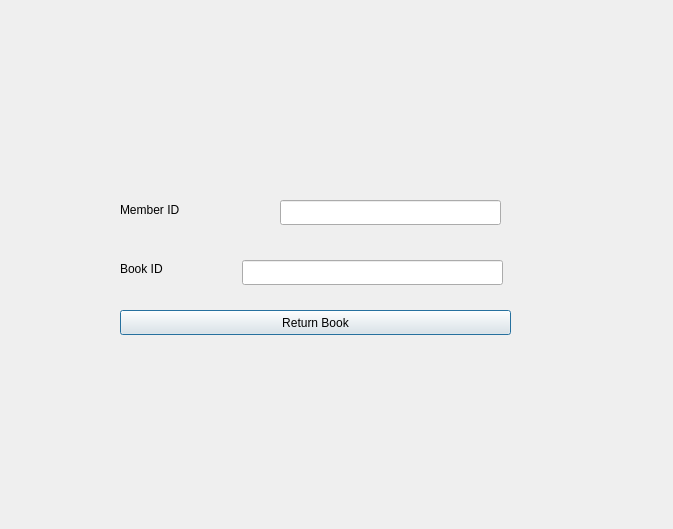
This is Login/window_returnbook.ui in Nilsae/LibraryManagementSystem as Qt 5 draws it before an edit. The edited form follows.
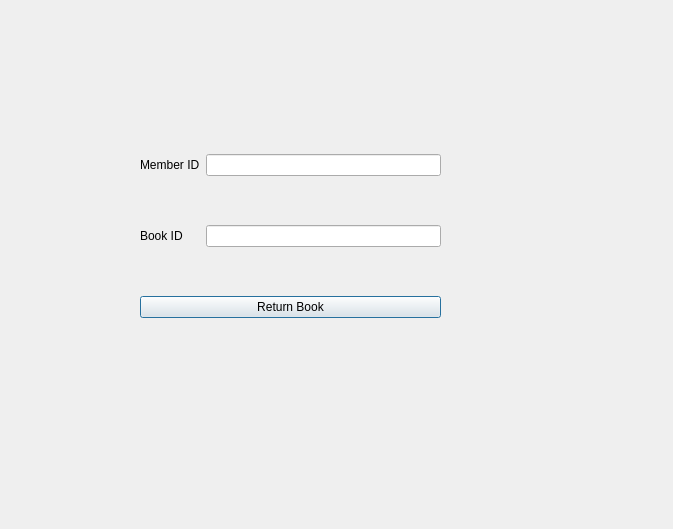
This is the edited form.

What changed in the file:
```diff
--- a/Login/window_returnbook.ui
+++ b/Login/window_returnbook.ui
@@ -13,64 +13,52 @@
   <property name="windowTitle">
    <string>Dialog</string>
   </property>
-  <widget class="QLineEdit" name="lineEdit_MemberId">
+  <widget class="QWidget" name="">
    <property name="geometry">
     <rect>
-     <x>280</x>
-     <y>200</y>
-     <width>221</width>
-     <height>25</height>
+     <x>140</x>
+     <y>111</y>
+     <width>301</width>
+     <height>251</height>
     </rect>
    </property>
-  </widget>
-  <widget class="QLineEdit" name="lineEdit_BookId">
-   <property name="geometry">
-    <rect>
-     <x>242</x>
-     <y>260</y>
-     <width>261</width>
-     <height>25</height>
-    </rect>
-   </property>
-  </widget>
-  <widget class="QPushButton" name="pushButton_ReturnBook">
-   <property name="geometry">
-    <rect>
-     <x>120</x>
-     <y>310</y>
-     <width>391</width>
-     <height>25</height>
-    </rect>
-   </property>
-   <property name="text">
-    <string>Return Book</string>
-   </property>
-  </widget>
-  <widget class="QLabel" name="label">
-   <property name="geometry">
-    <rect>
-     <x>120</x>
-     <y>200</y>
-     <width>121</width>
-     <height>20</height>
-    </rect>
-   </property>
-   <property name="text">
-    <string>Member ID</string>
-   </property>
-  </widget>
-  <widget class="QLabel" name="label_2">
-   <property name="geometry">
-    <rect>
-     <x>120</x>
-     <y>260</y>
-     <width>67</width>
-     <height>17</height>
-    </rect>
-   </property>
-   <property name="text">
-    <string>Book ID</string>
-   </property>
+   <layout class="QVBoxLayout" name="verticalLayout">
+    <item>
+     <layout class="QHBoxLayout" name="horizontalLayout">
+      <item>
+       <widget class="QLabel" name="label">
+        <property name="text">
+         <string>Member ID</string>
+        </property>
+       </widget>
+      </item>
+      <item>
+       <widget class="QLineEdit" name="lineEdit_MemberId"/>
+      </item>
+     </layout>
+    </item>
+    <item>
+     <layout class="QHBoxLayout" name="horizontalLayout_2">
+      <item>
+       <widget class="QLabel" name="label_2">
+        <property name="text">
+         <string>Book ID     </string>
+        </property>
+       </widget>
+      </item>
+      <item>
+       <widget class="QLineEdit" name="lineEdit_BookId"/>
+      </item>
+     </layout>
+    </item>
+    <item>
+     <widget class="QPushButton" name="pushButton_ReturnBook">
+      <property name="text">
+       <string>Return Book</string>
+      </property>
+     </widget>
+    </item>
+   </layout>
   </widget>
  </widget>
  <resources/>
```
